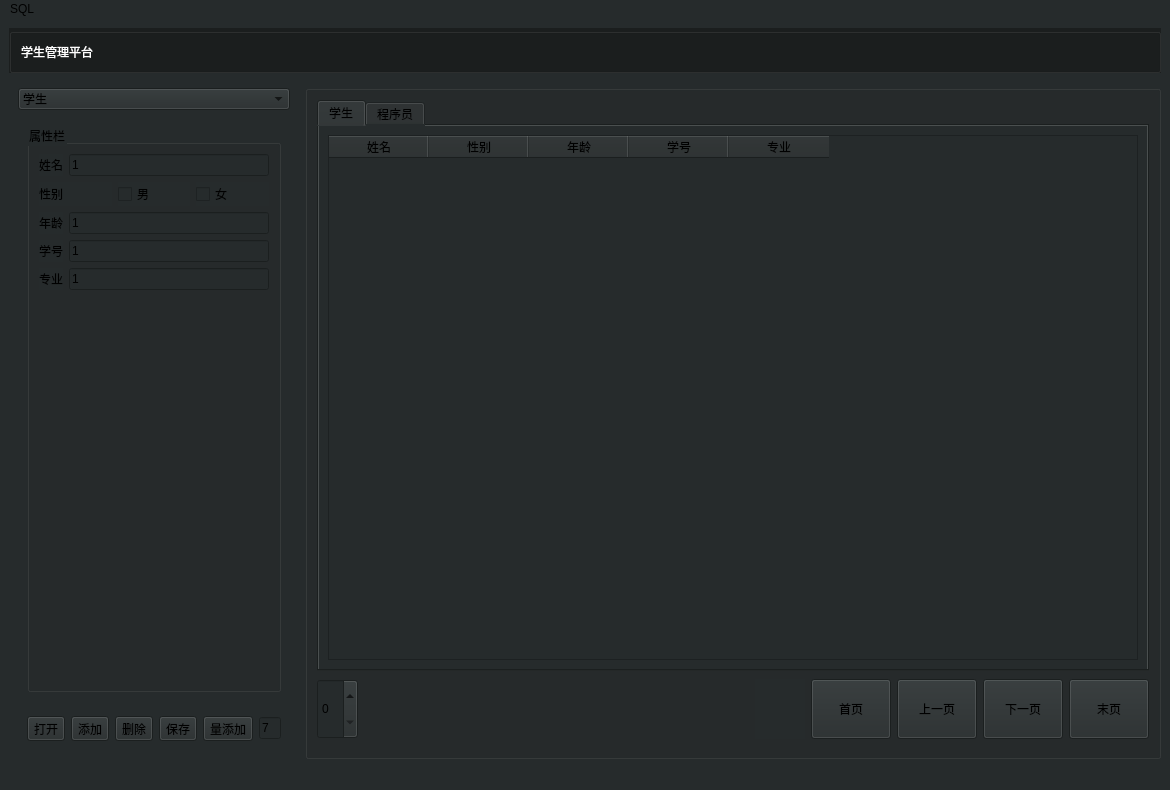
Above: mainwindow.ui from Yuji-w/stuListManagement before the change. Below: the same form after it.
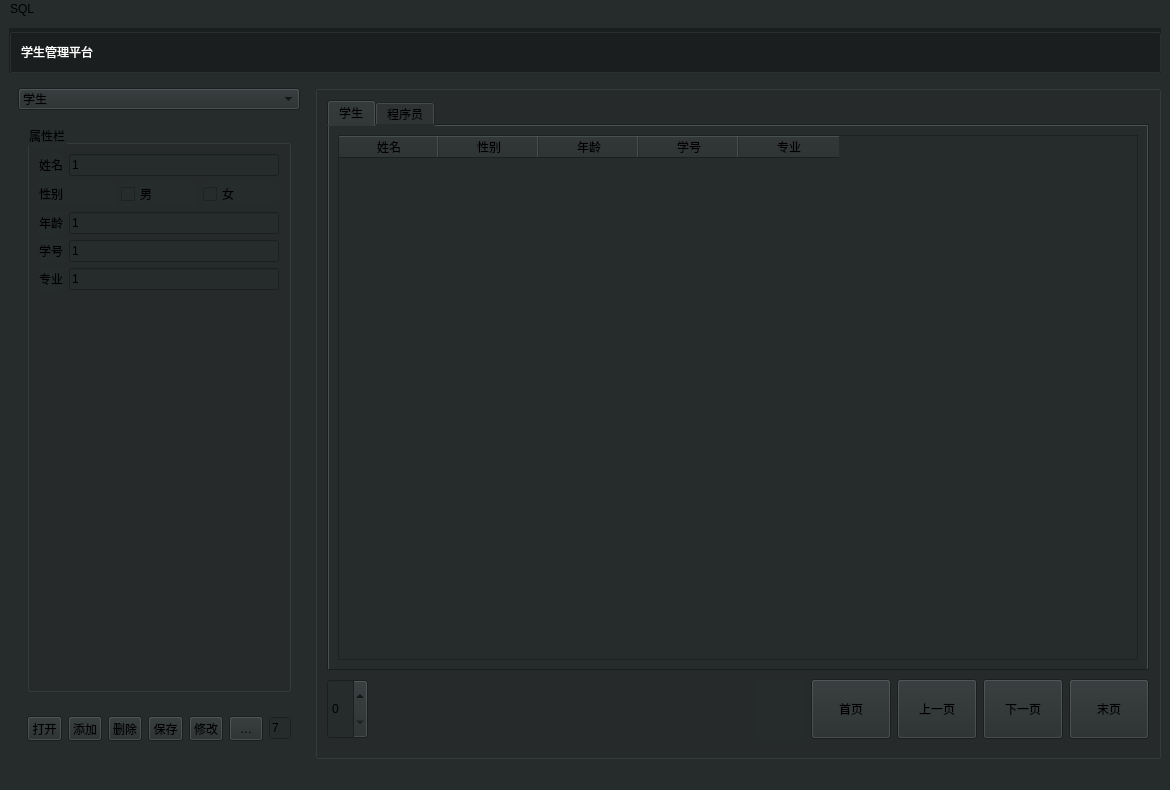
That is the form after the change.

Commit message: 解决无法修改问题，解决性别显示错误

Patch:
```diff
--- a/mainwindow.ui
+++ b/mainwindow.ui
@@ -348,6 +348,13 @@
             </property>
            </widget>
           </item>
+          <item>
+           <widget class="QToolButton" name="toolButton_change">
+            <property name="text">
+             <string>修改</string>
+            </property>
+           </widget>
+          </item>
           <item>
            <widget class="QToolButton" name="toolButton_add">
             <property name="text">
```
The commit also changes 3 other files.
